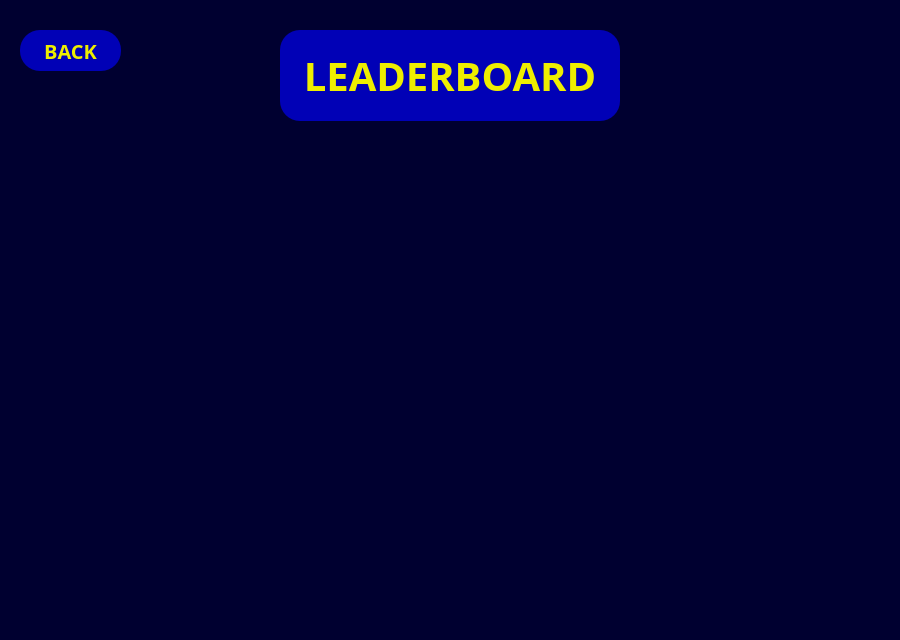
The window that interface.ui (Szymon579/Pac-Xon) describes before a commit, drawn with Qt 5.
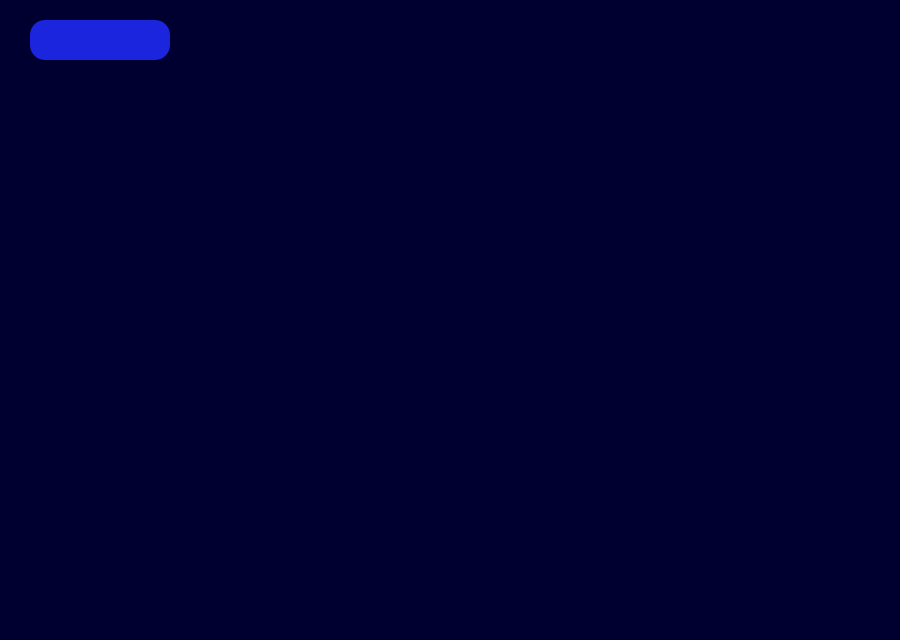
The same window after the commit. The open tabs and pages were chosen to show the change. Icons and pictures are not drawn.

Commit message: results page on 0 lives

The edit to the form file:
```diff
--- a/interface.ui
+++ b/interface.ui
@@ -20,7 +20,7 @@
    <property name="geometry">
     <rect>
      <x>0</x>
-     <y>0</y>
+     <y>-10</y>
      <width>900</width>
      <height>640</height>
     </rect>
@@ -212,16 +212,16 @@
     <widget class="QPushButton" name="backButton">
      <property name="geometry">
       <rect>
-       <x>20</x>
+       <x>30</x>
        <y>30</y>
-       <width>101</width>
-       <height>41</height>
+       <width>140</width>
+       <height>40</height>
       </rect>
      </property>
      <property name="font">
       <font>
        <family>Source Code Pro</family>
-       <pointsize>15</pointsize>
+       <pointsize>30</pointsize>
        <bold>true</bold>
       </font>
      </property>
@@ -229,40 +229,25 @@
       <cursorShape>PointingHandCursor</cursorShape>
      </property>
      <property name="styleSheet">
-      <string notr="true">color: rgb(238, 238, 0);
-background-color: rgb(1, 1, 182);
-border-radius: 20;</string>
+      <string notr="true">color: rgb(255, 247, 77);
+background-color: rgb(27, 37, 222);
+border-radius: 15;</string>
      </property>
      <property name="text">
-      <string>BACK</string>
+      <string/>
      </property>
     </widget>
-    <widget class="QPushButton" name="leaderLabel">
+    <widget class="QLabel" name="pacxonLabel_2">
      <property name="geometry">
       <rect>
-       <x>280</x>
-       <y>30</y>
-       <width>340</width>
-       <height>91</height>
+       <x>290</x>
+       <y>20</y>
+       <width>320</width>
+       <height>60</height>
       </rect>
      </property>
-     <property name="font">
-      <font>
-       <family>Source Code Pro</family>
-       <pointsize>30</pointsize>
-       <bold>true</bold>
-      </font>
-     </property>
-     <property name="cursor">
-      <cursorShape>PointingHandCursor</cursorShape>
-     </property>
-     <property name="styleSheet">
-      <string notr="true">color: rgb(238, 238, 0);
-background-color: rgb(1, 1, 182);
-border-radius: 20;</string>
-     </property>
      <property name="text">
-      <string>LEADERBOARD</string>
+      <string>&lt;html&gt;&lt;head/&gt;&lt;body&gt;&lt;p&gt;&lt;img src=&quot;:/assets/results.png&quot;/&gt;&lt;/p&gt;&lt;/body&gt;&lt;/html&gt;</string>
      </property>
     </widget>
    </widget>
```
Left out of the diff: 2 changed lines with no effect on the pictures. The commit also changes 7 other files.
